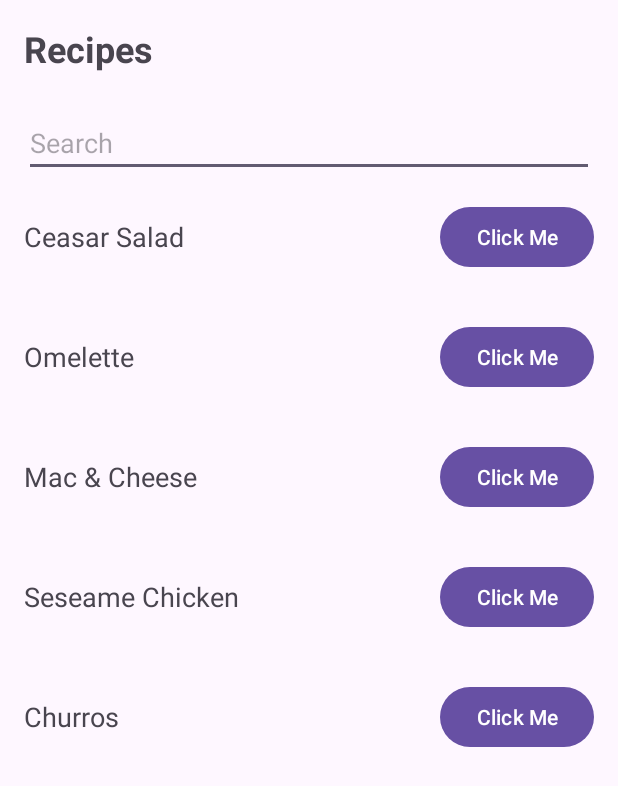
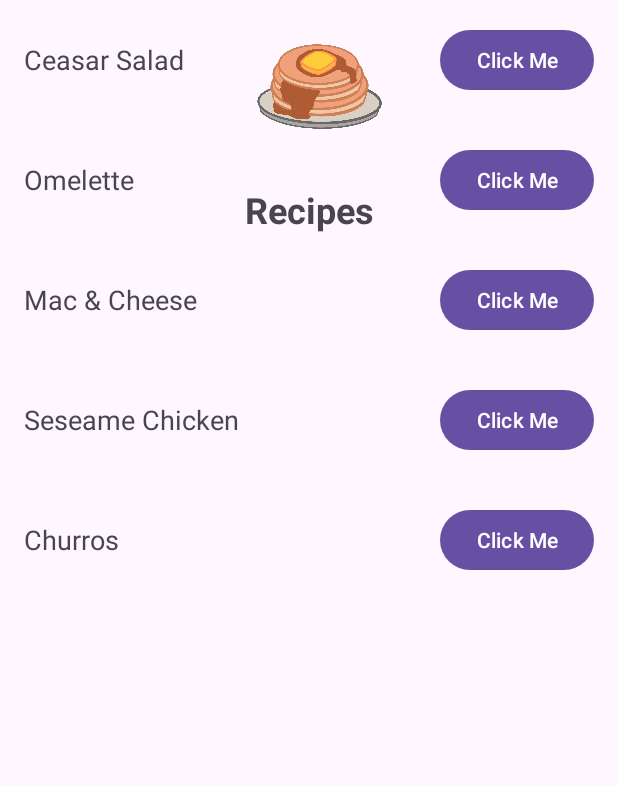
Before and after one commit to gabrielruggie/ece454-suzette-app, an Android app: the screen it shows after launch (MainActivity), on a phone screen of 412 x 824 dp. Shown: the top 786 px of the screen. Run offline under Robolectric (Android 15) with nearby library versions, the phone set to English and light mode, and no system bars.

Commit message:
added images to ui

```diff
--- a/app/src/main/res/layout/activity_recipe_activity.xml
+++ b/app/src/main/res/layout/activity_recipe_activity.xml
@@ -6,32 +6,34 @@
     tools:context=".MainActivity">
 
     <!-- Title -->
+
+    <ImageView
+        android:id="@+id/my_image"
+        android:layout_width="match_parent"
+        android:layout_height="107dp"
+        android:layout_gravity="center_horizontal"
+        android:src="@drawable/pancakes" />
+
     <TextView
         android:id="@+id/titleTextView"
-        android:layout_width="match_parent"
+        android:layout_width="395dp"
         android:layout_height="wrap_content"
-        android:layout_margin="16dp"
+        android:layout_below="@id/my_image"
+        android:layout_marginStart="16dp"
+        android:layout_marginTop="16dp"
+        android:layout_marginEnd="16dp"
+        android:layout_marginBottom="16dp"
         android:text="Recipes"
+        android:gravity="center"
         android:textSize="24sp"
-        android:textStyle="bold"/>
-
-    <!-- Search Bar -->
-    <EditText
-        android:id="@+id/searchEditText"
-        android:layout_width="match_parent"
-        android:layout_height="wrap_content"
-        android:layout_below="@id/titleTextView"
-        android:layout_marginStart="16dp"
-        android:layout_marginEnd="16dp"
-        android:layout_marginTop="8dp"
-        android:hint="Search"
-        android:inputType="text"/>
+        android:textStyle="bold" />
 
     <!-- Scrollable Container -->
     <ScrollView
+        android:id="@+id/scrollable"
         android:layout_width="match_parent"
         android:layout_height="match_parent"
-        android:layout_below="@id/searchEditText">
+        >
 
         <LinearLayout
             android:id="@+id/container"
```
Also changed, not shown: app/src/main/res/layout/activity_cooking_activity.xml (+16 -9 lines).
